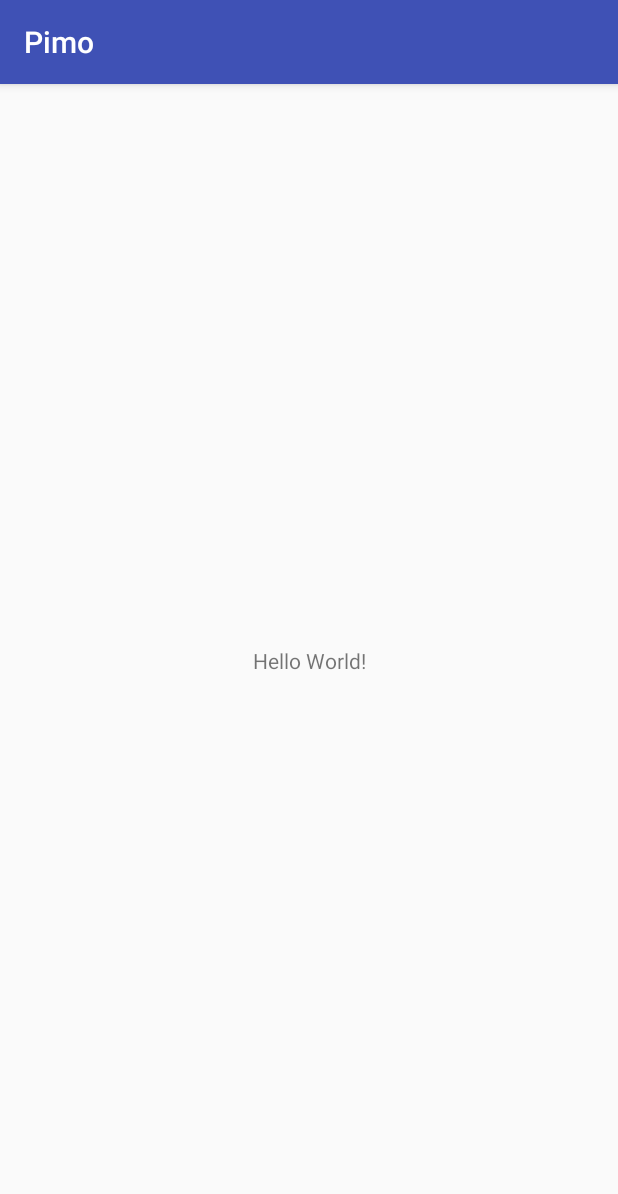
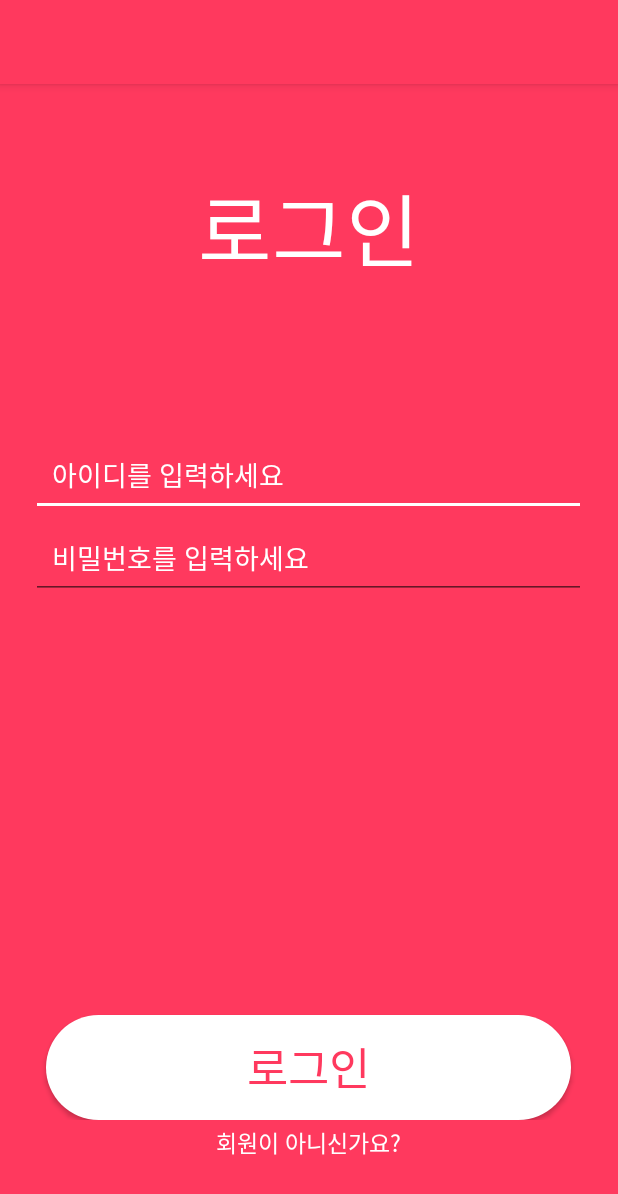
Before and after one commit to DSM-GRAM/Pimo-Front, an Android app: the screen it shows after launch (MainActivity), on a phone screen of 412 x 824 dp. Shown: the top 1194 px of the screen. Run offline under Robolectric (Android 15) with nearby library versions, the phone set to English and light mode, and no system bars.

Commit message:
Add Signup, Singin

```diff
--- a/Pimo/Pimo/app/build.gradle
+++ b/Pimo/Pimo/app/build.gradle
@@ -2,7 +2,7 @@ apply plugin: 'com.android.application'
 
 android {
     compileSdkVersion 26
-    buildToolsVersion "26.0.0"
+    buildToolsVersion '26.0.2'
     defaultConfig {
         applicationId "gram.com.pimo"
         minSdkVersion 21
--- a/Pimo/Pimo/app/src/main/java/gram/com/pimo/MainActivity.java
+++ b/Pimo/Pimo/app/src/main/java/gram/com/pimo/MainActivity.java
@@ -8,6 +8,6 @@ public class MainActivity extends AppCompatActivity {
     @Override
     protected void onCreate(Bundle savedInstanceState) {
         super.onCreate(savedInstanceState);
-        setContentView(R.layout.activity_main);
+        setContentView(R.layout.singin);
     }
 }
--- /dev/null
+++ b/Pimo/Pimo/app/src/main/res/drawable/round_circle.xml
@@ -0,0 +1,9 @@
+<?xml version="1.0" encoding="utf-8"?>
+<selector xmlns:android="http://schemas.android.com/apk/res/android">
+    <item android:state_focused="false" android:state_pressed="false">
+        <shape>
+            <solid android:color="#ffffff" />
+            <corners android:radius="100dp" />
+        </shape>
+    </item>
+</selector>
--- a/Pimo/Pimo/app/src/main/res/layout/activity_main.xml
+++ /dev/null
@@ -1,18 +0,0 @@
-<?xml version="1.0" encoding="utf-8"?>
-<android.support.constraint.ConstraintLayout xmlns:android="http://schemas.android.com/apk/res/android"
-    xmlns:app="http://schemas.android.com/apk/res-auto"
-    xmlns:tools="http://schemas.android.com/tools"
-    android:layout_width="match_parent"
-    android:layout_height="match_parent"
-    tools:context="gram.com.pimo.MainActivity">
-
-    <TextView
-        android:layout_width="wrap_content"
-        android:layout_height="wrap_content"
-        android:text="Hello World!"
-        app:layout_constraintBottom_toBottomOf="parent"
-        app:layout_constraintLeft_toLeftOf="parent"
-        app:layout_constraintRight_toRightOf="parent"
-        app:layout_constraintTop_toTopOf="parent" />
-
-</android.support.constraint.ConstraintLayout>
--- /dev/null
+++ b/Pimo/Pimo/app/src/main/res/layout/singin.xml
@@ -0,0 +1,71 @@
+<?xml version="1.0" encoding="utf-8"?>
+<LinearLayout xmlns:android="http://schemas.android.com/apk/res/android"
+    android:layout_width="match_parent"
+    android:layout_height="match_parent"
+    android:orientation="vertical"
+    android:background="@color/colorPrimary"
+    android:weightSum="10"
+    xmlns:tools="http://schemas.android.com/tools"
+    tools:context="gram.com.pimo.MainActivity">
+<LinearLayout
+    android:layout_width="match_parent"
+    android:layout_height="0dp"
+    android:layout_weight="2.5"
+    android:gravity="center_horizontal">
+    <TextView
+        android:layout_width="wrap_content"
+        android:layout_height="wrap_content"
+        android:text="로그인"
+        android:textSize="53dp"
+        android:textColor="#FFFFFF"
+        android:layout_gravity="center"/>
+</LinearLayout>
+    <LinearLayout
+        android:layout_width="match_parent"
+        android:layout_height="0dp"
+        android:layout_weight="2.5"
+        android:gravity="center"
+        android:orientation="vertical">
+        <EditText
+            android:layout_width="370dp"
+            android:layout_height="wrap_content"
+            android:hint="아이디를 입력하세요"
+            android:padding="14dp"
+            android:textColorHint="#FFFFFF" />
+        <EditText
+            android:layout_width="370dp"
+            android:layout_height="wrap_content"
+            android:hint="비밀번호를 입력하세요"
+            android:padding="14dp"
+            android:inputType="textPassword"
+            android:textColorHint="#FFFFFF" />
+    </LinearLayout>
+    <LinearLayout
+        android:layout_width="match_parent"
+        android:layout_height="0dp"
+        android:layout_weight="4"
+        android:gravity="center">
+        <Button
+            android:layout_width="350dp"
+            android:layout_height="70dp"
+            android:background="@drawable/round_circle"
+            android:text="로그인"
+            android:textColor="@color/colorPrimary"
+            android:textSize="30dp"
+            android:layout_gravity="bottom"
+            />
+    </LinearLayout>
+    <LinearLayout
+        android:layout_width="match_parent"
+        android:layout_height="0dp"
+        android:layout_weight="1"
+        android:gravity="center_horizontal">
+        <TextView
+            android:layout_width="wrap_content"
+            android:layout_height="wrap_content"
+            android:text="회원이 아니신가요?"
+            android:layout_margin="3dp"
+            android:textColor="#FFFFFF"
+            android:textSize="15dp"/>
+    </LinearLayout>
+</LinearLayout>
--- a/Pimo/Pimo/app/src/main/res/values/colors.xml
+++ b/Pimo/Pimo/app/src/main/res/values/colors.xml
@@ -1,6 +1,6 @@
 <?xml version="1.0" encoding="utf-8"?>
 <resources>
-    <color name="colorPrimary">#3F51B5</color>
+    <color name="colorPrimary">#ff395e</color>
     <color name="colorPrimaryDark">#303F9F</color>
     <color name="colorAccent">#FF4081</color>
 </resources>
--- a/Pimo/Pimo/app/src/main/res/values/strings.xml
+++ b/Pimo/Pimo/app/src/main/res/values/strings.xml
@@ -1,3 +1,3 @@
 <resources>
-    <string name="app_name">Pimo</string>
+    <string name="app_name"></string>
 </resources>
--- a/Pimo/Pimo/app/src/main/res/values/styles.xml
+++ b/Pimo/Pimo/app/src/main/res/values/styles.xml
@@ -5,7 +5,7 @@
         <!-- Customize your theme here. -->
         <item name="colorPrimary">@color/colorPrimary</item>
         <item name="colorPrimaryDark">@color/colorPrimaryDark</item>
-        <item name="colorAccent">@color/colorAccent</item>
+        <item name="colorAccent">#FFFFFF</item>
     </style>
 
 </resources>
--- a/Pimo/Pimo/build.gradle
+++ b/Pimo/Pimo/build.gradle
@@ -5,7 +5,7 @@ buildscript {
         jcenter()
     }
     dependencies {
-        classpath 'com.android.tools.build:gradle:2.3.3'
+        classpath 'com.android.tools.build:gradle:3.0.0'
 
         // NOTE: Do not place your application dependencies here; they belong
         // in the individual module build.gradle files
```
Also changed, not shown: Pimo/Pimo/app/src/main/res/layout/signup.xml (added, +88 -0 lines), Pimo/Pimo/app/src/main/res/layout/splash.xml (added, +10 -0 lines), Pimo/Pimo/app/src/main/res/drawable/splash.jpg (added), Pimo/Pimo/gradle/wrapper/gradle-wrapper.properties.
